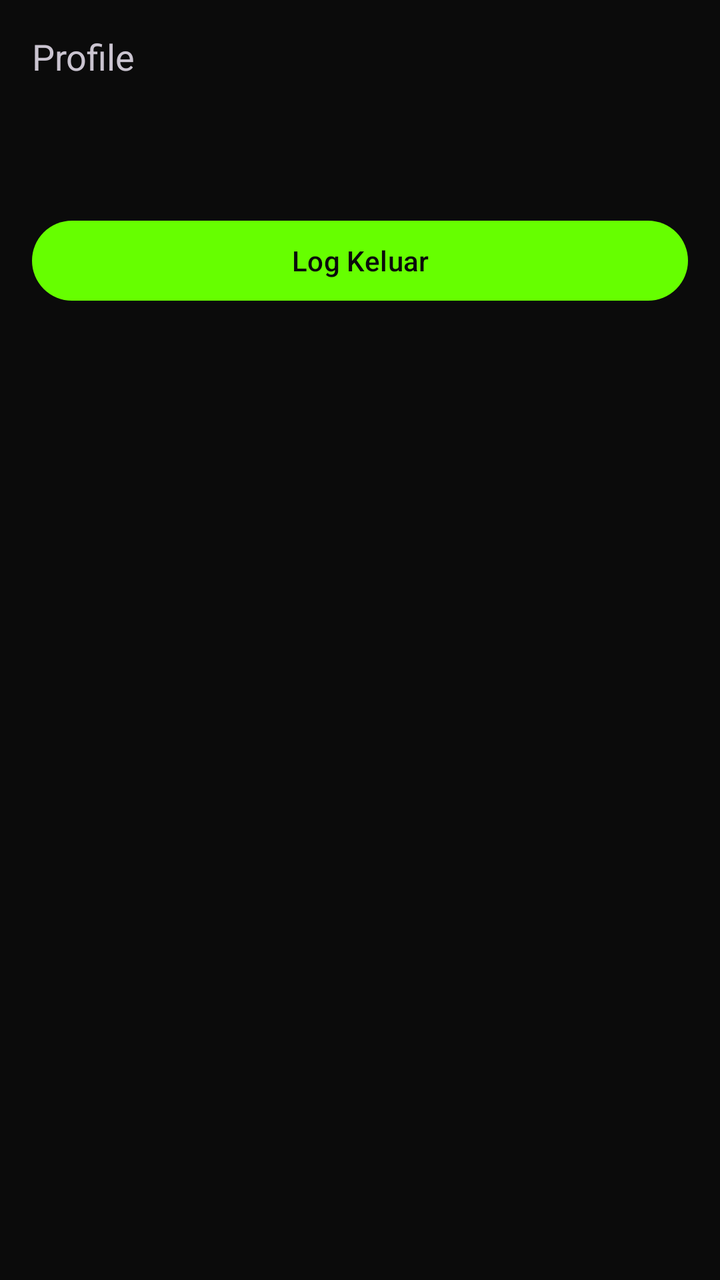
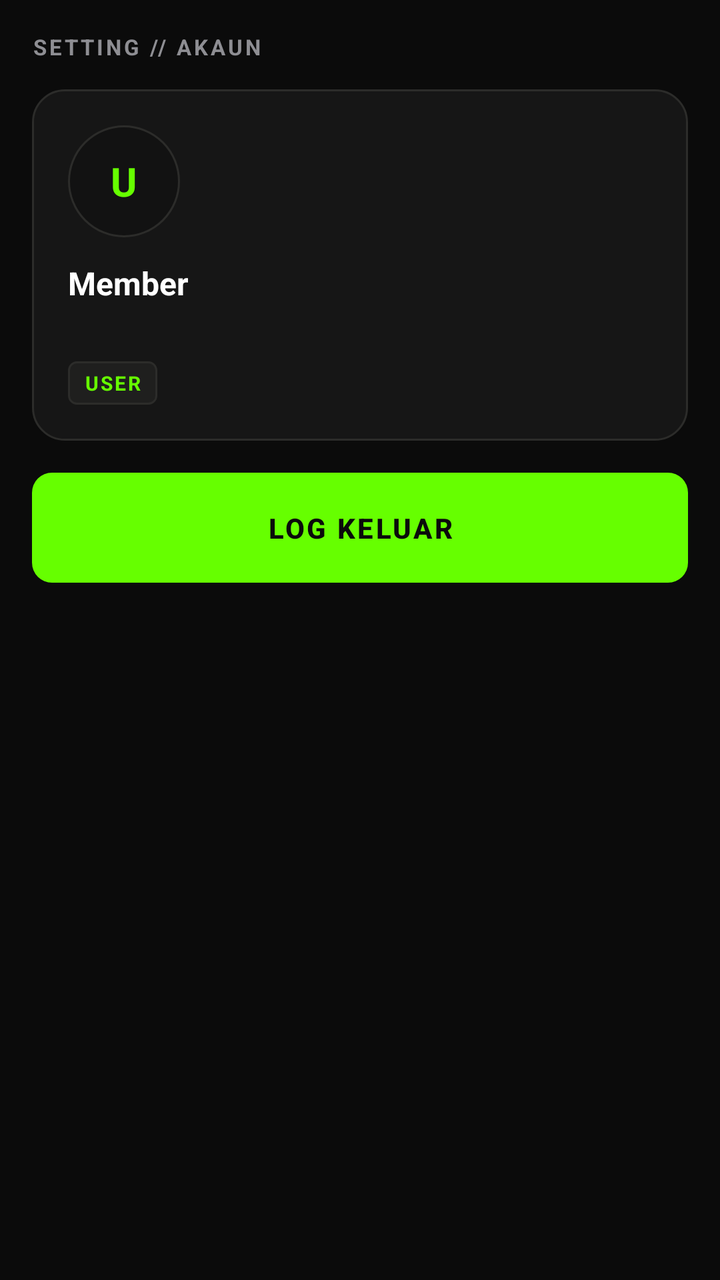

An Android layout rendered at two revisions. The XML below is the earlier revision; the diff shows what the commit changed to produce the second picture.
<!-- AndroidManifest.xml: application theme Theme.LoginApp -->
<!-- res/layout/fragment_setting.xml -->
<?xml version="1.0" encoding="utf-8"?>
<LinearLayout xmlns:android="http://schemas.android.com/apk/res/android"
    android:layout_width="match_parent"
    android:layout_height="match_parent"
    android:orientation="vertical"
    android:padding="16dp">

    <TextView
        android:layout_width="wrap_content"
        android:layout_height="wrap_content"
        android:text="Profile"
        android:textSize="18sp"
        android:layout_marginBottom="8dp" />

    <TextView
        android:id="@+id/tvSettingName"
        android:layout_width="wrap_content"
        android:layout_height="wrap_content"
        android:textStyle="bold" />

    <TextView
        android:id="@+id/tvSettingEmail"
        android:layout_width="wrap_content"
        android:layout_height="wrap_content"
        android:textColor="#666666"
        android:layout_marginBottom="20dp" />

    <Button
        android:id="@+id/btnLogoutSetting"
        android:layout_width="match_parent"
        android:layout_height="wrap_content"
        android:text="Log Keluar" />

</LinearLayout>
<!-- resources referenced by this layout -->
<resources>
  <style name="Theme.LoginApp" parent="Theme.Material3.Dark.NoActionBar">
          <item name="colorPrimary">@color/accent_green</item>
          <item name="colorOnPrimary">@color/text_on_accent</item>
          <item name="colorSurface">@color/surface_card</item>
          <item name="colorOnSurface">@color/text_primary</item>
          <item name="android:colorBackground">@color/bg_void</item>
          <item name="android:statusBarColor">@color/bg_void</item>
          <item name="android:windowLightStatusBar" tools:targetApi="23">false</item>
          <item name="android:textColorHint">@color/text_secondary</item>
      </style>
  <color name="accent_green">#66FF00</color>
  <color name="text_on_accent">#0B0B0B</color>
  <color name="surface_card">#161616</color>
  <color name="text_primary">#FFFFFF</color>
  <color name="bg_void">#0B0B0B</color>
  <color name="text_secondary">#8E8E93</color>
</resources>

<!-- the commit's change to res/layout/fragment_setting.xml (unified diff, before → after) -->
@@ -1,34 +1,100 @@
 <?xml version="1.0" encoding="utf-8"?>
-<LinearLayout xmlns:android="http://schemas.android.com/apk/res/android"
+<ScrollView xmlns:android="http://schemas.android.com/apk/res/android"
     android:layout_width="match_parent"
     android:layout_height="match_parent"
-    android:orientation="vertical"
-    android:padding="16dp">
+    android:background="@color/bg_void"
+    android:fillViewport="true">
 
-    <TextView
-        android:layout_width="wrap_content"
-        android:layout_height="wrap_content"
-        android:text="Profile"
-        android:textSize="18sp"
-        android:layout_marginBottom="8dp" />
-
-    <TextView
-        android:id="@+id/tvSettingName"
-        android:layout_width="wrap_content"
-        android:layout_height="wrap_content"
-        android:textStyle="bold" />
-
-    <TextView
-        android:id="@+id/tvSettingEmail"
-        android:layout_width="wrap_content"
-        android:layout_height="wrap_content"
-        android:textColor="#666666"
-        android:layout_marginBottom="20dp" />
-
-    <Button
-        android:id="@+id/btnLogoutSetting"
+    <LinearLayout
         android:layout_width="match_parent"
         android:layout_height="wrap_content"
-        android:text="Log Keluar" />
+        android:orientation="vertical"
+        android:padding="16dp">
 
-</LinearLayout>
+        <TextView
+            android:layout_width="wrap_content"
+            android:layout_height="wrap_content"
+            android:text="SETTING // AKAUN"
+            android:textColor="@color/text_secondary"
+            android:textSize="11sp"
+            android:letterSpacing="0.12"
+            android:textStyle="bold"
+            android:layout_marginBottom="14dp" />
+
+        <LinearLayout
+            android:layout_width="match_parent"
+            android:layout_height="wrap_content"
+            android:orientation="vertical"
+            android:background="@drawable/bg_card"
+            android:padding="18dp"
+            android:layout_marginBottom="16dp">
+
+            <FrameLayout
+                android:layout_width="56dp"
+                android:layout_height="56dp"
+                android:layout_marginBottom="12dp"
+                android:background="@drawable/bg_badge_circle">
+
+                <TextView
+                    android:id="@+id/tvSettingInitial"
+                    android:layout_width="wrap_content"
+                    android:layout_height="wrap_content"
+                    android:layout_gravity="center"
+                    android:textColor="@color/accent_green"
+                    android:textStyle="bold"
+                    android:textSize="20sp"
+                    android:text="U" />
+
+            </FrameLayout>
+
+            <TextView
+                android:id="@+id/tvSettingName"
+                android:layout_width="wrap_content"
+                android:layout_height="wrap_content"
+                android:textColor="@color/text_primary"
+                android:textStyle="bold"
+                android:textSize="16sp"
+                android:text="Member" />
+
+            <TextView
+                android:id="@+id/tvSettingEmail"
+                android:layout_width="wrap_content"
+                android:layout_height="wrap_content"
+                android:layout_marginTop="2dp"
+                android:textColor="@color/text_secondary"
+                android:textSize="12sp" />
+
+            <TextView
+                android:id="@+id/tvSettingRole"
+                android:layout_width="wrap_content"
+                android:layout_height="wrap_content"
+                android:layout_marginTop="10dp"
+                android:background="@drawable/bg_chip"
+                android:paddingStart="8dp"
+                android:paddingEnd="8dp"
+                android:paddingTop="4dp"
+                android:paddingBottom="4dp"
+                android:textColor="@color/accent_green"
+                android:textSize="10sp"
+                android:letterSpacing="0.1"
+                android:textStyle="bold"
+                android:text="USER" />
+
+        </LinearLayout>
+
+        <Button
+            android:id="@+id/btnLogoutSetting"
+            android:layout_width="match_parent"
+            android:layout_height="wrap_content"
+            android:text="LOG KELUAR"
+            android:textColor="@color/text_on_accent"
+            android:textStyle="bold"
+            android:letterSpacing="0.08"
+            android:background="@drawable/bg_button_primary"
+            android:paddingTop="14dp"
+            android:paddingBottom="14dp"
+            android:elevation="0dp" />
+
+    </LinearLayout>
+
+</ScrollView>
<!-- resource entries referenced after the edit -->
@@ -10,11 +10,40 @@
           <item name="android:windowLightStatusBar" tools:targetApi="23">false</item>
           <item name="android:textColorHint">@color/text_secondary</item>
       </style>
+  <color name="surface_card_alt">#121212</color>
+  <color name="border_slate">#2C2C2A</color>
   <color name="accent_green">#66FF00</color>
   <color name="text_on_accent">#0B0B0B</color>
   <color name="surface_card">#161616</color>
+  <color name="surface_card_high">#1F1F1E</color>
   <color name="text_primary">#FFFFFF</color>
   <color name="bg_void">#0B0B0B</color>
   <color name="text_secondary">#8E8E93</color>
+  <!-- drawable bg_badge_circle (drawable) -->
+  <?xml version="1.0" encoding="utf-8"?>
+  <shape xmlns:android="http://schemas.android.com/apk/res/android" android:shape="oval">
+      <solid android:color="@color/surface_card_alt" />
+      <stroke android:width="1dp" android:color="@color/border_slate" />
+  </shape>
+  <!-- drawable bg_button_primary (drawable) -->
+  <?xml version="1.0" encoding="utf-8"?>
+  <shape xmlns:android="http://schemas.android.com/apk/res/android" android:shape="rectangle">
+      <solid android:color="@color/accent_green" />
+      <corners android:radius="10dp" />
+  </shape>
+  <!-- drawable bg_card (drawable) -->
+  <?xml version="1.0" encoding="utf-8"?>
+  <shape xmlns:android="http://schemas.android.com/apk/res/android" android:shape="rectangle">
+      <solid android:color="@color/surface_card" />
+      <corners android:radius="16dp" />
+      <stroke android:width="1dp" android:color="@color/border_slate" />
+  </shape>
+  <!-- drawable bg_chip (drawable) -->
+  <?xml version="1.0" encoding="utf-8"?>
+  <shape xmlns:android="http://schemas.android.com/apk/res/android" android:shape="rectangle">
+      <solid android:color="@color/surface_card_high" />
+      <corners android:radius="4dp" />
+      <stroke android:width="1dp" android:color="@color/border_slate" />
+  </shape>
 </resources>
 
